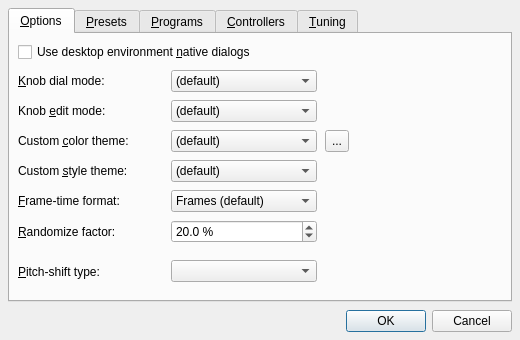
Old version of the form src/samplv1widget_config.ui in the repository rncbc/samplv1.
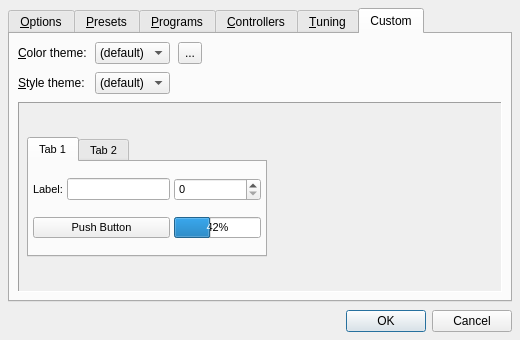
New version of the form. The open tabs and pages were chosen to show the change. Icons and pictures are not drawn. Custom widgets are drawn as their Qt base class.

Commit message: - Color theme (with palette editor) and (widget) Style theme   options moved to Help/Configure.../Custom tab (with preview).

What changed in the file:
```diff
--- a/src/samplv1widget_config.ui
+++ b/src/samplv1widget_config.ui
@@ -139,88 +139,6 @@
         </widget>
        </item>
        <item row="3" column="0">
-        <widget class="QLabel" name="CustomColorThemeTextLabel">
-         <property name="text">
-          <string>Custom &amp;color theme:</string>
-         </property>
-         <property name="buddy">
-          <cstring>CustomColorThemeComboBox</cstring>
-         </property>
-        </widget>
-       </item>
-       <item row="3" column="1">
-        <widget class="QComboBox" name="CustomColorThemeComboBox">
-         <property name="toolTip">
-          <string>Custom color palette theme</string>
-         </property>
-         <property name="editable">
-          <bool>false</bool>
-         </property>
-         <item>
-          <property name="text">
-           <string>(default)</string>
-          </property>
-         </item>
-         <item>
-          <property name="text">
-           <string>Wonton Soup</string>
-          </property>
-         </item>
-         <item>
-          <property name="text">
-           <string>KXStudio</string>
-          </property>
-         </item>
-        </widget>
-       </item>
-       <item row="3" column="2">
-        <widget class="QToolButton" name="CustomColorThemeToolButton">
-         <property name="minimumSize">
-          <size>
-           <width>22</width>
-           <height>22</height>
-          </size>
-         </property>
-         <property name="maximumSize">
-          <size>
-           <width>24</width>
-           <height>24</height>
-          </size>
-         </property>
-         <property name="toolTip">
-          <string>Manage custom color palette themes</string>
-         </property>
-         <property name="text">
-          <string>...</string>
-         </property>
-        </widget>
-       </item>
-       <item row="4" column="0">
-        <widget class="QLabel" name="CustomStyleThemeTextLabel">
-         <property name="text">
-          <string>Custom &amp;style theme:</string>
-         </property>
-         <property name="buddy">
-          <cstring>CustomStyleThemeComboBox</cstring>
-         </property>
-        </widget>
-       </item>
-       <item row="4" column="1">
-        <widget class="QComboBox" name="CustomStyleThemeComboBox">
-         <property name="toolTip">
-          <string>Custom widget style theme</string>
-         </property>
-         <property name="editable">
-          <bool>false</bool>
-         </property>
-         <item>
-          <property name="text">
-           <string>(default)</string>
-          </property>
-         </item>
-        </widget>
-       </item>
-       <item row="5" column="0">
         <widget class="QLabel" name="FrameTimeFormatTextLabel">
          <property name="text">
           <string>&amp;Frame-time format:</string>
@@ -230,7 +148,7 @@
          </property>
         </widget>
        </item>
-       <item row="5" column="1">
+       <item row="3" column="1">
         <widget class="QComboBox" name="FrameTimeFormatComboBox">
          <property name="toolTip">
           <string>Frame-time format</string>
@@ -250,7 +168,7 @@
          </item>
         </widget>
        </item>
-       <item row="6" column="0">
+       <item row="4" column="0">
         <widget class="QLabel" name="RandomizePercentTextLabel">
          <property name="text">
           <string>&amp;Randomize factor:</string>
@@ -260,7 +178,7 @@
          </property>
         </widget>
        </item>
-       <item row="6" column="1">
+       <item row="4" column="1">
         <widget class="QDoubleSpinBox" name="RandomizePercentSpinBox">
          <property name="toolTip">
           <string>Randomizer deviation from current value</string>
@@ -288,7 +206,7 @@
          </property>
         </widget>
        </item>
-       <item row="7" column="0">
+       <item row="5" column="0">
         <widget class="QLabel" name="PitchShiftTypeTextLabel">
          <property name="text">
           <string>&amp;Pitch-shift type:</string>
@@ -298,14 +216,14 @@
          </property>
         </widget>
        </item>
-       <item row="7" column="1">
+       <item row="5" column="1">
         <widget class="QComboBox" name="PitchShiftTypeComboBox">
          <property name="toolTip">
           <string>Pitch-shift type</string>
          </property>
         </widget>
        </item>
-       <item row="8" colspan="4">
+       <item row="6" colspan="4">
         <spacer>
          <property name="orientation">
           <enum>Qt::Vertical</enum>
@@ -1118,6 +1036,254 @@
        </item>
       </layout>
      </widget>
+     <widget class="QWidget" name="CustomTab">
+      <attribute name="title">
+       <string>Custom</string>
+      </attribute>
+      <layout class="QGridLayout">
+       <item row="0" column="0">
+        <widget class="QLabel" name="CustomColorThemeTextLabel">
+         <property name="text">
+          <string>&amp;Color theme:</string>
+         </property>
+         <property name="buddy">
+          <cstring>CustomColorThemeComboBox</cstring>
+         </property>
+        </widget>
+       </item>
+       <item row="0" column="1">
+        <widget class="QComboBox" name="CustomColorThemeComboBox">
+         <property name="toolTip">
+          <string>Custom color palette theme</string>
+         </property>
+         <property name="editable">
+          <bool>false</bool>
+         </property>
+         <item>
+          <property name="text">
+           <string>(default)</string>
+          </property>
+         </item>
+        </widget>
+       </item>
+       <item row="0" column="2">
+        <widget class="QToolButton" name="CustomColorThemeToolButton">
+         <property name="minimumSize">
+          <size>
+           <width>22</width>
+           <height>22</height>
+          </size>
+         </property>
+         <property name="maximumSize">
+          <size>
+           <width>24</width>
+           <height>24</height>
+          </size>
+         </property>
+         <property name="toolTip">
+          <string>Manage custom color palette themes</string>
+         </property>
+         <property name="text">
+          <string>...</string>
+         </property>
+        </widget>
+       </item>
+       <item row="0" column="3">
+        <spacer>
+         <property name="orientation">
+          <enum>Qt::Horizontal</enum>
+         </property>
+         <property name="sizeType">
+          <enum>QSizePolicy::Expanding</enum>
+         </property>
+         <property name="sizeHint">
+          <size>
+           <width>8</width>
+           <height>20</height>
+          </size>
+         </property>
+        </spacer>
+       </item>
+       <item row="1" column="0">
+        <widget class="QLabel" name="CustomStyleThemeTextLabel">
+         <property name="text">
+          <string>&amp;Style theme:</string>
+         </property>
+         <property name="buddy">
+          <cstring>CustomStyleThemeComboBox</cstring>
+         </property>
+        </widget>
+       </item>
+       <item row="1" column="1">
+        <widget class="QComboBox" name="CustomStyleThemeComboBox">
+         <property name="toolTip">
+          <string>Custom widget style theme</string>
+         </property>
+         <property name="editable">
+          <bool>false</bool>
+         </property>
+         <item>
+          <property name="text">
+           <string>(default)</string>
+          </property>
+         </item>
+        </widget>
+       </item>
+       <item row="2" column="0" colspan="4">
+        <widget class="QFrame" name="CustomPreviewFrame">
+         <property name="toolTip">
+          <string>Custom theme preview</string>
+         </property>
+         <property name="autoFillBackground">
+          <bool>true</bool>
+         </property>
+         <property name="frameShape">
+          <enum>QFrame::Shape::Panel</enum>
+         </property>
+         <property name="frameShadow">
+          <enum>QFrame::Shadow::Sunken</enum>
+         </property>
+         <layout class="QVBoxLayout">
+          <property name="spacing">
+           <number>8</number>
+          </property>
+          <property name="margin">
+           <number>8</number>
+          </property>
+          <item>
+           <widget class="QWidget" name="CustomPreviewWidget">
+            <property name="font">
+             <font>
+              <pointsize>8</pointsize>
+              <weight>50</weight>
+              <bold>false</bold>
+             </font>
+            </property>
+            <property name="maximumSize">
+             <size>
+              <width>240</width>
+              <height>120</height>
+             </size>
+            </property>
+            <layout class="QVBoxLayout">
+             <property name="spacing">
+              <number>0</number>
+             </property>
+             <property name="margin">
+              <number>0</number>
+             </property>
+             <item>
+              <widget class="QTabWidget" name="CustomPreviewTabWidget">
+               <property name="focusPolicy">
+                <enum>Qt::NoFocus</enum>
+               </property>
+               <property name="currentIndex">
+                <number>0</number>
+               </property>
+               <widget class="QWidget" name="CustomPreviewTab1">
+                <attribute name="title">
+                 <string>Tab 1</string>
+                </attribute>
+                <layout class="QGridLayout">
+                 <property name="spacing">
+                  <number>4</number>
+                 </property>
+                 <property name="margin">
+                  <number>4</number>
+                 </property>
+                 <item row="0" column="0">
+                  <widget class="QLabel" name="CustomPreviewLabel">
+                   <property name="text">
+                    <string>Label:</string>
+                   </property>
+                  </widget>
+                 </item>
+                 <item row="0" column="1">
+                  <widget class="QLineEdit" name="CustomPreviewLineEdit">
+                   <property name="focusPolicy">
+                    <enum>Qt::NoFocus</enum>
+                   </property>
+                  </widget>
+                 </item>
+                 <item row="0" column="2" colspan="2">
+                  <widget class="QSpinBox" name="CustomPreviewSpinBox">
+                   <property name="focusPolicy">
+                    <enum>Qt::NoFocus</enum>
+                   </property>
+                  </widget>
+                 </item>
+                 <item row="1" column="0" colspan="2">
+                  <widget class="QPushButton" name="CustomPreviewPushButton">
+                   <property name="focusPolicy">
+                    <enum>Qt::NoFocus</enum>
+                   </property>
+                   <property name="text">
+                    <string>Push Button</string>
+                   </property>
+                  </widget>
+                 </item>
+                 <item row="1" column="2" colspan="2">
+                  <widget class="QProgressBar" name="CustomPreviewProgressBar">
+                   <property name="value">
+                    <number>42</number>
+                   </property>
+                  </widget>
+                 </item>
+                </layout>
+               </widget>
+               <widget class="QWidget" name="CustomPreviewTab2">
+                <attribute name="title">
+                 <string>Tab 2</string>
+                </attribute>
+                <layout class="QGridLayout">
+                 <property name="spacing">
+                  <number>4</number>
+                 </property>
+                 <property name="margin">
+                  <number>4</number>
+                 </property>
+                 <item row="0" column="0" rowspan="2">
+                  <widget class="QDial" name="CustomPreviewDial">
+                   <property name="focusPolicy">
+                    <enum>Qt::NoFocus</enum>
+                   </property>
+                   <property name="value">
+                    <number>42</number>
+                   </property>
+                  </widget>
+                 </item>
+                 <item row="0" column="1">
+                  <widget class="QRadioButton" name="CustomPreviewRadioButton">
+                   <property name="focusPolicy">
+                    <enum>Qt::NoFocus</enum>
+                   </property>
+                   <property name="text">
+                    <string>Radio Button</string>
+                   </property>
+                  </widget>
+                 </item>
+                 <item row="1" column="1">
+                  <widget class="QCheckBox" name="CustomPreviewCheckBox">
+                   <property name="focusPolicy">
+                    <enum>Qt::NoFocus</enum>
+                   </property>
+                   <property name="text">
+                    <string>Check Box</string>
+                   </property>
+                  </widget>
+                 </item>
+                </layout>
+               </widget>
+              </widget>
+             </item>
+            </layout>
+           </widget>
+          </item>
+         </layout>
+        </widget>
+       </item>
+      </layout>
+     </widget>
     </widget>
    </item>
    <item>
```
Left out of the diff: 6 changed lines with no effect on the pictures. The commit also changes 3 other files.
